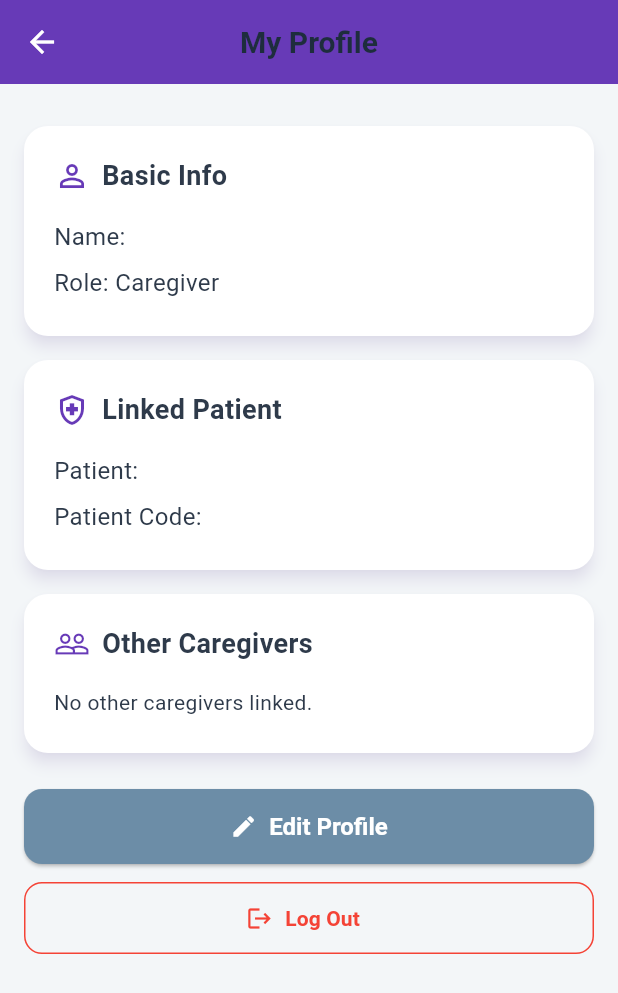
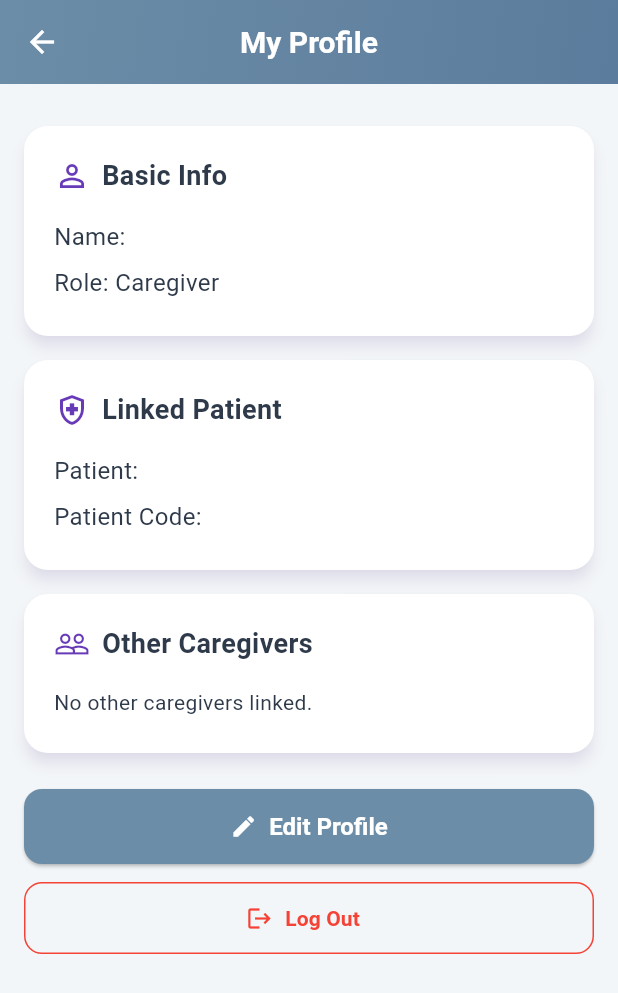
Before and after one commit to amartin217/careSyncApp, a Flutter app: the ProfilePage screen opened directly, on a phone screen of 412 x 824 dp. Shown: the top 993 px of the screen. Run offline on Flutter 3.47's test engine with Material 3 defaults, Android fonts, the phone set to English and light mode, and no system bars; our stand-ins replace supabase_flutter; accounts and stored records are empty.

Commit message:
Update profle UI

```diff
--- a/test_app/lib/pages/profile_page.dart
+++ b/test_app/lib/pages/profile_page.dart
@@ -326,8 +326,23 @@ class _ProfilePageState extends State<ProfilePage> {
     return Scaffold(
       appBar: AppBar(
         title: const Text('My Profile'),
-        backgroundColor: Colors.deepPurple, // 💜 Match Dashboard color
-        foregroundColor: Colors.white,
+        centerTitle: true,
+        foregroundColor: Colors.white, // makes back arrow & actions white
+        titleTextStyle: const TextStyle(
+          color: Colors.white,
+          fontSize: 20,
+          fontWeight: FontWeight.w600,
+        ),
+        elevation: 0,
+        flexibleSpace: Container(
+          decoration: const BoxDecoration(
+            gradient: LinearGradient(
+              colors: [Color(0xFF6C8DA7), Color(0xFF5C7C9D)], // same as Dashboard/Medication
+              begin: Alignment.topLeft,
+              end: Alignment.bottomRight,
+            ),
+          ),
+        ),
         leading: IconButton(
           icon: const Icon(Icons.arrow_back),
           onPressed: () => Navigator.pop(context),
```
